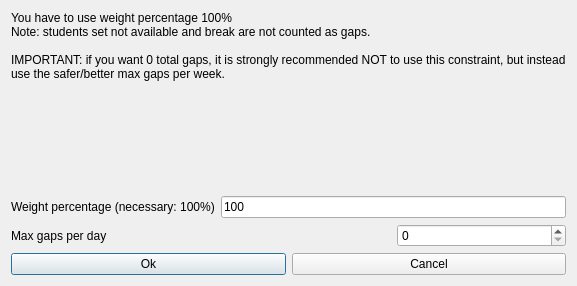
Old version of the form src/interface/modifyconstraintstudentsmaxgapsperdayform_template.ui in the repository janLo/FET.
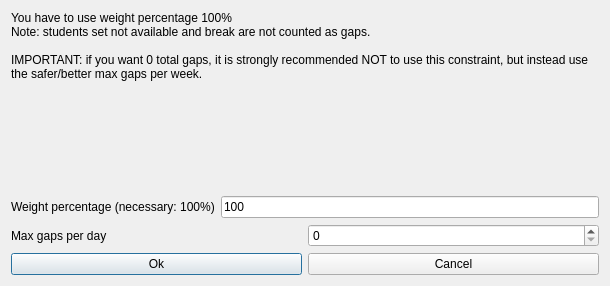
New version of the form.

Diff of the .ui file:
```diff
--- a/src/interface/modifyconstraintstudentsmaxgapsperdayform_template.ui
+++ b/src/interface/modifyconstraintstudentsmaxgapsperdayform_template.ui
@@ -6,7 +6,7 @@
    <rect>
     <x>0</x>
     <y>0</y>
-    <width>511</width>
+    <width>610</width>
     <height>286</height>
    </rect>
   </property>
@@ -15,21 +15,6 @@
   </property>
   <layout class="QGridLayout" name="gridLayout">
    <item row="0" column="0">
-    <layout class="QGridLayout">
-     <item row="3" column="2">
-      <widget class="QSpinBox" name="maxGapsSpinBox"/>
-     </item>
-     <item row="3" column="0" colspan="2">
-      <widget class="QLabel" name="textLabel1">
-       <property name="text">
-        <string>Max gaps per day</string>
-       </property>
-       <property name="wordWrap">
-        <bool>false</bool>
-       </property>
-      </widget>
-     </item>
-     <item row="0" column="0" colspan="3">
       <widget class="QLabel" name="weightTextLabel_2">
        <property name="sizePolicy">
         <sizepolicy hsizetype="Minimum" vsizetype="Minimum">
@@ -65,19 +50,14 @@
        <property name="sizeHint" stdset="0">
         <size>
          <width>20</width>
-         <height>50</height>
+       <height>45</height>
         </size>
        </property>
       </spacer>
      </item>
-     <item row="2" column="1" colspan="2">
-      <widget class="QLineEdit" name="weightLineEdit">
-       <property name="text">
-        <string>100</string>
-       </property>
-      </widget>
-     </item>
      <item row="2" column="0">
+    <layout class="QHBoxLayout" name="horizontalLayout">
+     <item>
       <widget class="QLabel" name="weightTextLabel">
        <property name="frameShape">
         <enum>QFrame::NoFrame</enum>
@@ -93,9 +73,33 @@
        </property>
       </widget>
      </item>
+     <item>
+      <widget class="QLineEdit" name="weightLineEdit">
+       <property name="text">
+        <string notr="true">100</string>
+       </property>
+      </widget>
+     </item>
     </layout>
    </item>
-   <item row="1" column="0">
+   <item row="3" column="0">
+    <layout class="QHBoxLayout" name="horizontalLayout_2">
+     <item>
+      <widget class="QLabel" name="textLabel1">
+       <property name="text">
+        <string>Max gaps per day</string>
+       </property>
+       <property name="wordWrap">
+        <bool>false</bool>
+       </property>
+      </widget>
+     </item>
+     <item>
+      <widget class="QSpinBox" name="maxGapsSpinBox"/>
+     </item>
+    </layout>
+   </item>
+   <item row="4" column="0">
     <layout class="QHBoxLayout">
      <item>
       <widget class="QPushButton" name="okPushButton">
```
Left out of the diff: 6 changed lines with no effect on the pictures. Lines whose indentation alone changed are shown as unchanged.
